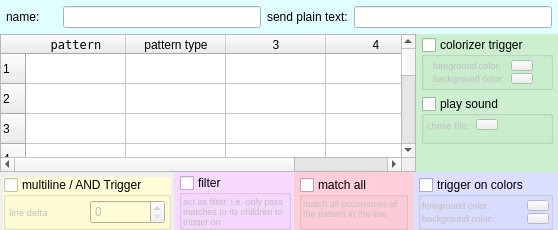
Mudlet/Mudlet, file src/ui/triggers_main_area.ui: the form before one commit.
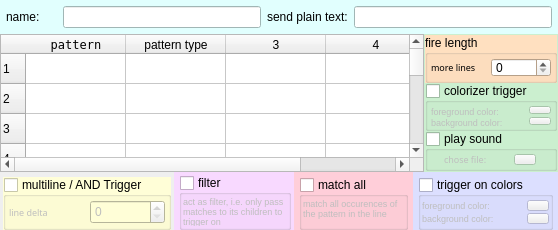
The form after the commit.

Commit message: new features & fixes & documentation update: notably: keep chains open, triggers firing for a set amount of following lines | faster enableTrigger(), disableTrigger()|disconnect()|reconnect()|getMudletHomeDir()|Fix: crash on xterm 256 color and more

The edit to the form file:
```diff
--- a/src/ui/triggers_main_area.ui
+++ b/src/ui/triggers_main_area.ui
@@ -725,18 +725,162 @@
             <bool>true</bool>
            </property>
            <layout class="QVBoxLayout" name="verticalLayout_5">
-            <property name="leftMargin">
-             <number>5</number>
+            <property name="spacing">
+             <number>0</number>
             </property>
-            <property name="topMargin">
-             <number>3</number>
+            <property name="margin">
+             <number>1</number>
             </property>
-            <property name="rightMargin">
-             <number>5</number>
-            </property>
-            <property name="bottomMargin">
-             <number>5</number>
-            </property>
+            <item>
+             <widget class="QGroupBox" name="checkBox_stayOpen">
+              <property name="sizePolicy">
+               <sizepolicy hsizetype="Expanding" vsizetype="Expanding">
+                <horstretch>0</horstretch>
+                <verstretch>0</verstretch>
+               </sizepolicy>
+              </property>
+              <property name="minimumSize">
+               <size>
+                <width>0</width>
+                <height>0</height>
+               </size>
+              </property>
+              <property name="maximumSize">
+               <size>
+                <width>16777215</width>
+                <height>16777215</height>
+               </size>
+              </property>
+              <property name="palette">
+               <palette>
+                <active>
+                 <colorrole role="Base">
+                  <brush brushstyle="SolidPattern">
+                   <color alpha="255">
+                    <red>255</red>
+                    <green>255</green>
+                    <blue>255</blue>
+                   </color>
+                  </brush>
+                 </colorrole>
+                 <colorrole role="Window">
+                  <brush brushstyle="SolidPattern">
+                   <color alpha="255">
+                    <red>255</red>
+                    <green>224</green>
+                    <blue>192</blue>
+                   </color>
+                  </brush>
+                 </colorrole>
+                </active>
+                <inactive>
+                 <colorrole role="Base">
+                  <brush brushstyle="SolidPattern">
+                   <color alpha="255">
+                    <red>255</red>
+                    <green>255</green>
+                    <blue>255</blue>
+                   </color>
+                  </brush>
+                 </colorrole>
+                 <colorrole role="Window">
+                  <brush brushstyle="SolidPattern">
+                   <color alpha="255">
+                    <red>255</red>
+                    <green>224</green>
+                    <blue>192</blue>
+                   </color>
+                  </brush>
+                 </colorrole>
+                </inactive>
+                <disabled>
+                 <colorrole role="Base">
+                  <brush brushstyle="SolidPattern">
+                   <color alpha="255">
+                    <red>255</red>
+                    <green>224</green>
+                    <blue>192</blue>
+                   </color>
+                  </brush>
+                 </colorrole>
+                 <colorrole role="Window">
+                  <brush brushstyle="SolidPattern">
+                   <color alpha="255">
+                    <red>255</red>
+                    <green>224</green>
+                    <blue>192</blue>
+                   </color>
+                  </brush>
+                 </colorrole>
+                </disabled>
+               </palette>
+              </property>
+              <property name="toolTip">
+               <string>After the trigger/chain has matched keep firing the script for x more lines.</string>
+              </property>
+              <property name="autoFillBackground">
+               <bool>true</bool>
+              </property>
+              <property name="title">
+               <string>fire length</string>
+              </property>
+              <property name="checkable">
+               <bool>false</bool>
+              </property>
+              <property name="checked">
+               <bool>false</bool>
+              </property>
+              <layout class="QHBoxLayout" name="horizontalLayout">
+               <property name="spacing">
+                <number>0</number>
+               </property>
+               <property name="margin">
+                <number>3</number>
+               </property>
+               <item>
+                <widget class="QLabel" name="label_6">
+                 <property name="sizePolicy">
+                  <sizepolicy hsizetype="Expanding" vsizetype="Expanding">
+                   <horstretch>0</horstretch>
+                   <verstretch>0</verstretch>
+                  </sizepolicy>
+                 </property>
+                 <property name="font">
+                  <font>
+                   <family>Sans Serif</family>
+                   <pointsize>7</pointsize>
+                  </font>
+                 </property>
+                 <property name="text">
+                  <string>more lines</string>
+                 </property>
+                 <property name="scaledContents">
+                  <bool>true</bool>
+                 </property>
+                 <property name="wordWrap">
+                  <bool>true</bool>
+                 </property>
+                 <property name="indent">
+                  <number>0</number>
+                 </property>
+                </widget>
+               </item>
+               <item>
+                <widget class="QSpinBox" name="spinBox_stayOpen">
+                 <property name="sizePolicy">
+                  <sizepolicy hsizetype="Expanding" vsizetype="Expanding">
+                   <horstretch>0</horstretch>
+                   <verstretch>0</verstretch>
+                  </sizepolicy>
+                 </property>
+                 <property name="toolTip">
+                  <string>Within how many lines must all condition be true to fire the trigger?</string>
+                 </property>
+                </widget>
+               </item>
+              </layout>
+             </widget>
+            </item>
             <item>
              <widget class="QGroupBox" name="colorizerTrigger">
               <property name="sizePolicy">
@@ -769,17 +913,11 @@
               <property name="checked">
                <bool>false</bool>
               </property>
-              <layout class="QFormLayout" name="formLayout">
-               <property name="horizontalSpacing">
-                <number>6</number>
-               </property>
-               <property name="verticalSpacing">
-                <number>2</number>
-               </property>
-               <property name="topMargin">
+              <layout class="QGridLayout" name="gridLayout_2">
+               <property name="margin">
                 <number>3</number>
                </property>
-               <property name="bottomMargin">
+               <property name="spacing">
                 <number>3</number>
                </property>
                <item row="0" column="0">
@@ -906,17 +1044,14 @@
               <property name="checked">
                <bool>false</bool>
               </property>
-              <layout class="QFormLayout" name="formLayout_2">
-               <property name="horizontalSpacing">
-                <number>6</number>
-               </property>
-               <property name="verticalSpacing">
-                <number>6</number>
+              <layout class="QHBoxLayout" name="horizontalLayout_6">
+               <property name="spacing">
+                <number>0</number>
                </property>
                <property name="margin">
                 <number>3</number>
                </property>
-               <item row="0" column="0">
+               <item>
                 <widget class="QLabel" name="label_16">
                  <property name="sizePolicy">
                   <sizepolicy hsizetype="Fixed" vsizetype="Preferred">
@@ -941,26 +1076,7 @@
                  </property>
                 </widget>
                </item>
-               <item row="0" column="1">
-                <widget class="QPushButton" name="pushButtonSound">
-                 <property name="sizePolicy">
-                  <sizepolicy hsizetype="Expanding" vsizetype="Fixed">
-                   <horstretch>0</horstretch>
-                   <verstretch>0</verstretch>
-                  </sizepolicy>
-                 </property>
-                 <property name="maximumSize">
-                  <size>
-                   <width>22</width>
-                   <height>11</height>
-                  </size>
-                 </property>
-                 <property name="text">
-                  <string/>
-                 </property>
-                </widget>
-               </item>
-               <item row="1" column="0">
+               <item>
                 <widget class="QLineEdit" name="lineEdit_soundFile">
                  <property name="maximumSize">
                   <size>
@@ -975,6 +1091,25 @@
                  </property>
                 </widget>
                </item>
+               <item>
+                <widget class="QPushButton" name="pushButtonSound">
+                 <property name="sizePolicy">
+                  <sizepolicy hsizetype="Expanding" vsizetype="Fixed">
+                   <horstretch>0</horstretch>
+                   <verstretch>0</verstretch>
+                  </sizepolicy>
+                 </property>
+                 <property name="maximumSize">
+                  <size>
+                   <width>22</width>
+                   <height>11</height>
+                  </size>
+                 </property>
+                 <property name="text">
+                  <string/>
+                 </property>
+                </widget>
+               </item>
               </layout>
              </widget>
             </item>
```
The commit also changes 12 other files.
